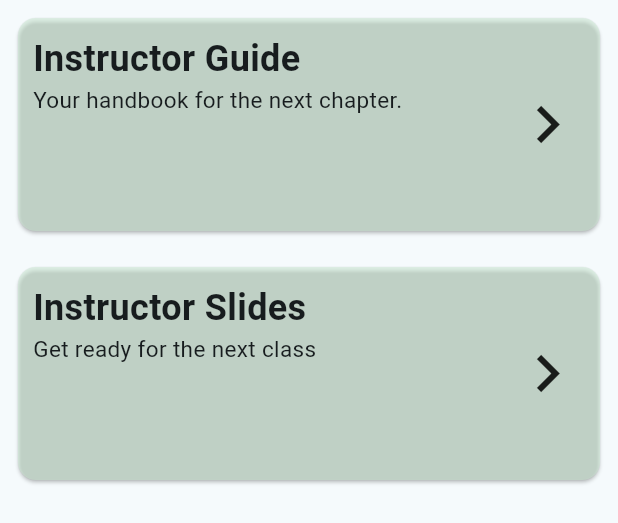
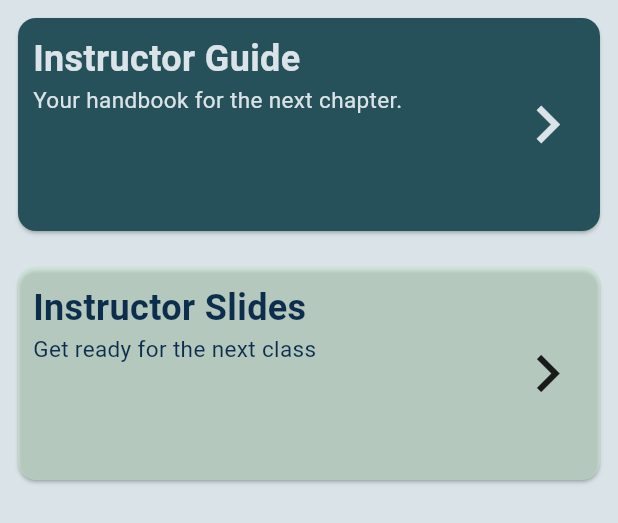
Before and after one commit to Microsoft666666/fin_mentor, a Flutter app: the AdminResources widget shown alone on an empty page, opened directly, on a phone screen of 412 x 824 dp. Shown: the top 523 px of the screen. Run offline on Flutter 3.47's test engine with Material 3 defaults, Android fonts, the phone set to English and light mode, and no system bars; our stand-ins replace cloud_firestore, firebase_auth, firebase_core, shared_preferences; missing offline and left inert: pdfx; accounts and stored records are empty.

Commit message:
styling changed

```diff
--- a/lib/admin/admin_resources.dart
+++ b/lib/admin/admin_resources.dart
@@ -1,3 +1,4 @@
+import 'package:fin_mentor/main.dart';
 import 'package:flutter/material.dart';
 import 'package:pdfx/pdfx.dart';
 
@@ -29,8 +30,8 @@ class _AdminResourcesState extends State<AdminResources> {
                       builder: (context) => PdfViewPinch(controller: igFile)),
                 );
               },
-              child: const Card(
-                color: Color.fromRGBO(204, 234, 211, 0.5),
+              child: Card(
+
                 child: Padding(
                   padding: EdgeInsets.all(10),
                   child: Row(
@@ -43,16 +44,17 @@ class _AdminResourcesState extends State<AdminResources> {
                           Text(
                             "Instructor Guide",
                             style: TextStyle(
-                                fontSize: 24, fontWeight: FontWeight.bold),
+                                fontSize: 24, fontWeight: FontWeight.bold, color: EventApp.surfaceColor),
                           ),
                           Text(
                             "Your handbook for the next chapter.",
-                            style: TextStyle(fontSize: 15),
+                            style: TextStyle(fontSize: 15, color: EventApp.surfaceColor),
                           )
                         ],
                       ),
                       Icon(
                         Icons.chevron_right,
+                        color: EventApp.surfaceColor,
                         size: 50,
                       )
                     ],
--- a/lib/main.dart
+++ b/lib/main.dart
@@ -16,13 +16,42 @@
 }
 
 class EventApp extends StatelessWidget {
+  const EventApp({super.key});
+
+  static final Color primaryColor = Color(0xFF287B6A);
+  static final Color secondaryColor = Color(0xFF26515A);
+  static final Color surfaceColor = Color(0xFFDAE4E8);
+  static final Color accentColor = Color(0xFF0C2E4C);
+
+  static final ColorScheme colorScheme = ColorScheme(
+    brightness: Brightness.light,
+    primary: primaryColor,
+    onPrimary: accentColor,
+    secondary: secondaryColor,
+    onSecondary: surfaceColor,
+    error: Colors.red,
+    onError: Colors.white,
+    surface: surfaceColor,
+    onSurface: accentColor
+
+  );
   @override
   Widget build(BuildContext context) {
-    MaterialTheme customTheme = MaterialTheme(TextTheme());
     return MaterialApp(
       debugShowCheckedModeBanner: false,
       title: 'Event App',
-      theme: customTheme.theme(MaterialTheme.lightMediumContrastScheme()),
+      theme: ThemeData(
+        colorScheme: colorScheme,
+        useMaterial3: true,
+        appBarTheme: AppBarTheme(
+          backgroundColor: colorScheme.primary,
+          foregroundColor: colorScheme.onPrimary
+        ),
+        cardTheme: CardTheme(
+            color: colorScheme.secondary,
+
+        )
+      ),
       home: AuthenticationWrapper(),
     );
   }
```
Also changed, not shown: lib/admin/admin_homepage.dart (+0 -7 lines), lib/admin/event_form.dart (+1 -7 lines).
